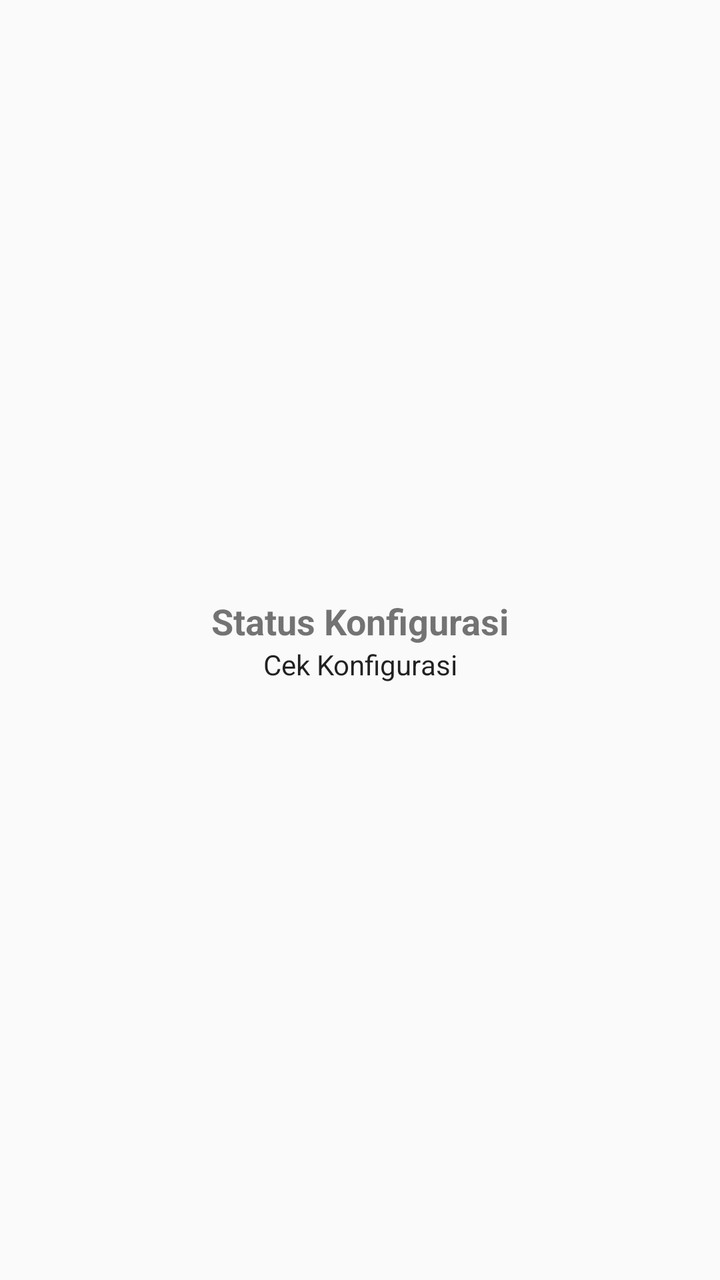
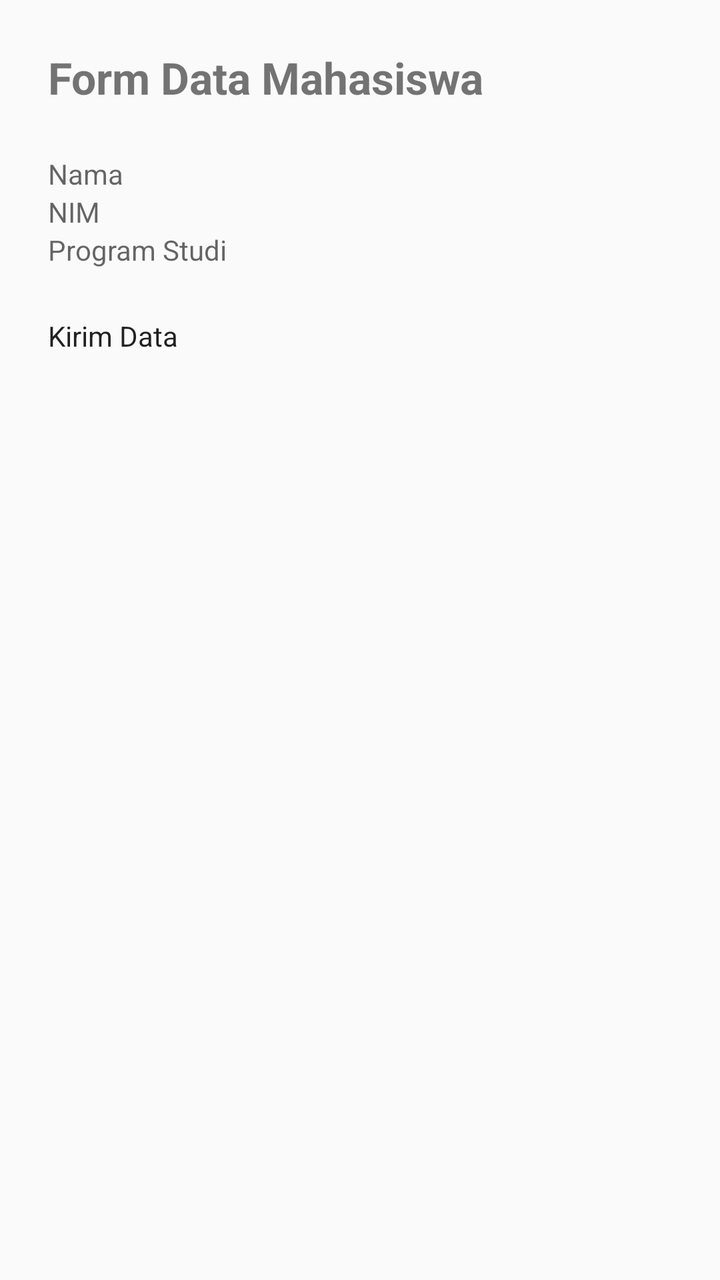

Before-and-after screenshots of an Android layout around one commit, followed by the original layout XML and the change that was made.
<!-- AndroidManifest.xml: activity theme Theme.MobileAdvApp -->
<!-- res/layout/activity_main.xml -->
<?xml version="1.0" encoding="utf-8"?>
<androidx.constraintlayout.widget.ConstraintLayout xmlns:android="http://schemas.android.com/apk/res/android"
    xmlns:app="http://schemas.android.com/apk/res-auto"
    xmlns:tools="http://schemas.android.com/tools"
    android:id="@+id/linearLayout"
    android:layout_width="match_parent"
    android:layout_height="match_parent"
    tools:context=".MainActivity">

    <TextView
        android:id="@+id/tvStatus"
        android:layout_width="wrap_content"
        android:layout_height="wrap_content"
        android:text="Status Konfigurasi"
        android:textSize="18sp"
        android:textStyle="bold"
        app:layout_constraintBottom_toTopOf="@+id/btnCheckConfig"
        app:layout_constraintEnd_toEndOf="parent"
        app:layout_constraintStart_toStartOf="parent"
        app:layout_constraintTop_toTopOf="parent"
        app:layout_constraintVertical_chainStyle="packed" />

    <Button
        android:id="@+id/btnCheckConfig"
        android:layout_width="wrap_content"
        android:layout_height="wrap_content"
        android:text="Cek Konfigurasi"
        app:layout_constraintBottom_toBottomOf="parent"
        app:layout_constraintEnd_toEndOf="parent"
        app:layout_constraintStart_toStartOf="parent"
        app:layout_constraintTop_toBottomOf="@+id/tvStatus" />

</androidx.constraintlayout.widget.ConstraintLayout>
<!-- resources referenced by this layout -->
<resources>
  <style name="Theme.MobileAdvApp" parent="android:Theme.Material.Light.NoActionBar" />
</resources>

<!-- the commit's change to res/layout/activity_main.xml (unified diff, before → after) -->
@@ -1,33 +1,49 @@
 <?xml version="1.0" encoding="utf-8"?>
-<androidx.constraintlayout.widget.ConstraintLayout xmlns:android="http://schemas.android.com/apk/res/android"
-    xmlns:app="http://schemas.android.com/apk/res-auto"
-    xmlns:tools="http://schemas.android.com/tools"
-    android:id="@+id/linearLayout"
+<ScrollView xmlns:android="http://schemas.android.com/apk/res/android"
     android:layout_width="match_parent"
     android:layout_height="match_parent"
-    tools:context=".MainActivity">
+    android:fillViewport="true">
 
-    <TextView
-        android:id="@+id/tvStatus"
-        android:layout_width="wrap_content"
+    <LinearLayout
+        android:layout_width="match_parent"
         android:layout_height="wrap_content"
-        android:text="Status Konfigurasi"
-        android:textSize="18sp"
-        android:textStyle="bold"
-        app:layout_constraintBottom_toTopOf="@+id/btnCheckConfig"
-        app:layout_constraintEnd_toEndOf="parent"
-        app:layout_constraintStart_toStartOf="parent"
-        app:layout_constraintTop_toTopOf="parent"
-        app:layout_constraintVertical_chainStyle="packed" />
+        android:orientation="vertical"
+        android:padding="24dp">
 
-    <Button
-        android:id="@+id/btnCheckConfig"
-        android:layout_width="wrap_content"
-        android:layout_height="wrap_content"
-        android:text="Cek Konfigurasi"
-        app:layout_constraintBottom_toBottomOf="parent"
-        app:layout_constraintEnd_toEndOf="parent"
-        app:layout_constraintStart_toStartOf="parent"
-        app:layout_constraintTop_toBottomOf="@+id/tvStatus" />
+        <TextView
+            android:layout_width="wrap_content"
+            android:layout_height="wrap_content"
+            android:text="Form Data Mahasiswa"
+            android:textSize="22sp"
+            android:textStyle="bold"
+            android:layout_marginBottom="24dp" />
 
-</androidx.constraintlayout.widget.ConstraintLayout>
+        <EditText
+            android:id="@+id/etNama"
+            android:layout_width="match_parent"
+            android:layout_height="wrap_content"
+            android:hint="Nama"
+            android:inputType="textPersonName" />
+
+        <EditText
+            android:id="@+id/etNim"
+            android:layout_width="match_parent"
+            android:layout_height="wrap_content"
+            android:hint="NIM"
+            android:inputType="number" />
+
+        <EditText
+            android:id="@+id/etProdi"
+            android:layout_width="match_parent"
+            android:layout_height="wrap_content"
+            android:hint="Program Studi"
+            android:inputType="text" />
+
+        <Button
+            android:id="@+id/btnKirim"
+            android:layout_width="match_parent"
+            android:layout_height="wrap_content"
+            android:layout_marginTop="24dp"
+            android:text="Kirim Data" />
+    </LinearLayout>
+</ScrollView>
